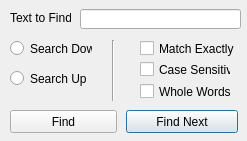
The window that finddialog.ui (Codeh4ck/QtLuaPad) describes before a commit, drawn with Qt 5.
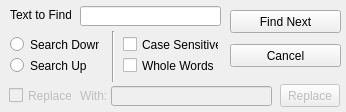
The same window after the commit.

Commit message: Updated About window to include information about the software and to include a piece of the GNU GPL. Created a simple find dialog (it is simple but it works smoothly). Various fixes/patches and changes.

What changed in the file:
```diff
--- a/finddialog.ui
+++ b/finddialog.ui
@@ -9,8 +9,8 @@
    <rect>
     <x>0</x>
     <y>0</y>
-    <width>247</width>
-    <height>141</height>
+    <width>346</width>
+    <height>112</height>
    </rect>
   </property>
   <property name="windowTitle">
@@ -20,8 +20,8 @@
    <property name="geometry">
     <rect>
      <x>80</x>
-     <y>9</y>
-     <width>161</width>
+     <y>6</y>
+     <width>141</width>
      <height>20</height>
     </rect>
    </property>
@@ -30,8 +30,8 @@
    <property name="geometry">
     <rect>
      <x>10</x>
-     <y>40</y>
-     <width>82</width>
+     <y>36</y>
+     <width>89</width>
      <height>17</height>
     </rect>
    </property>
@@ -43,7 +43,7 @@
    <property name="geometry">
     <rect>
      <x>10</x>
-     <y>70</y>
+     <y>57</y>
      <width>82</width>
      <height>17</height>
     </rect>
@@ -56,34 +56,21 @@
    <property name="geometry">
     <rect>
      <x>93</x>
-     <y>40</y>
+     <y>31</y>
      <width>41</width>
-     <height>61</height>
+     <height>51</height>
     </rect>
    </property>
    <property name="orientation">
     <enum>Qt::Vertical</enum>
    </property>
   </widget>
-  <widget class="QPushButton" name="pushButton_2">
-   <property name="geometry">
-    <rect>
-     <x>126</x>
-     <y>110</y>
-     <width>112</width>
-     <height>23</height>
-    </rect>
-   </property>
-   <property name="text">
-    <string>Find Next</string>
-   </property>
-  </widget>
   <widget class="QCheckBox" name="cbCaseSensitive">
    <property name="geometry">
     <rect>
-     <x>140</x>
-     <y>61</y>
-     <width>91</width>
+     <x>123</x>
+     <y>36</y>
+     <width>96</width>
      <height>17</height>
     </rect>
    </property>
@@ -91,24 +78,11 @@
     <string>Case Sensitive</string>
    </property>
   </widget>
-  <widget class="QCheckBox" name="cbMatchExactly">
-   <property name="geometry">
-    <rect>
-     <x>140</x>
-     <y>40</y>
-     <width>111</width>
-     <height>17</height>
-    </rect>
-   </property>
-   <property name="text">
-    <string>Match Exactly</string>
-   </property>
-  </widget>
   <widget class="QLabel" name="label">
    <property name="geometry">
     <rect>
      <x>10</x>
-     <y>10</y>
+     <y>7</y>
      <width>61</width>
      <height>16</height>
     </rect>
@@ -117,24 +91,11 @@
     <string>Text to Find:</string>
    </property>
   </widget>
-  <widget class="QPushButton" name="pushButton">
-   <property name="geometry">
-    <rect>
-     <x>10</x>
-     <y>110</y>
-     <width>107</width>
-     <height>23</height>
-    </rect>
-   </property>
-   <property name="text">
-    <string>Find</string>
-   </property>
-  </widget>
   <widget class="QCheckBox" name="cbWholeWords">
    <property name="geometry">
     <rect>
-     <x>140</x>
-     <y>83</y>
+     <x>123</x>
+     <y>57</y>
      <width>91</width>
      <height>17</height>
     </rect>
@@ -143,6 +104,93 @@
     <string>Whole Words</string>
    </property>
   </widget>
+  <widget class="QLineEdit" name="lineEdit">
+   <property name="enabled">
+    <bool>false</bool>
+   </property>
+   <property name="geometry">
+    <rect>
+     <x>111</x>
+     <y>86</y>
+     <width>161</width>
+     <height>20</height>
+    </rect>
+   </property>
+  </widget>
+  <widget class="QLabel" name="label_2">
+   <property name="enabled">
+    <bool>false</bool>
+   </property>
+   <property name="geometry">
+    <rect>
+     <x>80</x>
+     <y>88</y>
+     <width>31</width>
+     <height>16</height>
+    </rect>
+   </property>
+   <property name="text">
+    <string>With:</string>
+   </property>
+  </widget>
+  <widget class="QCheckBox" name="replace">
+   <property name="enabled">
+    <bool>false</bool>
+   </property>
+   <property name="geometry">
+    <rect>
+     <x>9</x>
+     <y>87</y>
+     <width>63</width>
+     <height>17</height>
+    </rect>
+   </property>
+   <property name="text">
+    <string>Replace?</string>
+   </property>
+  </widget>
+  <widget class="QPushButton" name="goReplace">
+   <property name="enabled">
+    <bool>false</bool>
+   </property>
+   <property name="geometry">
+    <rect>
+     <x>280</x>
+     <y>84</y>
+     <width>60</width>
+     <height>23</height>
+    </rect>
+   </property>
+   <property name="text">
+    <string>Replace</string>
+   </property>
+  </widget>
+  <widget class="QPushButton" name="findNext">
+   <property name="geometry">
+    <rect>
+     <x>230</x>
+     <y>10</y>
+     <width>111</width>
+     <height>23</height>
+    </rect>
+   </property>
+   <property name="text">
+    <string>Find Next</string>
+   </property>
+  </widget>
+  <widget class="QPushButton" name="pushButton">
+   <property name="geometry">
+    <rect>
+     <x>230</x>
+     <y>44</y>
+     <width>111</width>
+     <height>23</height>
+    </rect>
+   </property>
+   <property name="text">
+    <string>Cancel</string>
+   </property>
+  </widget>
  </widget>
  <resources/>
  <connections/>
```
The commit also changes 21 other files.
